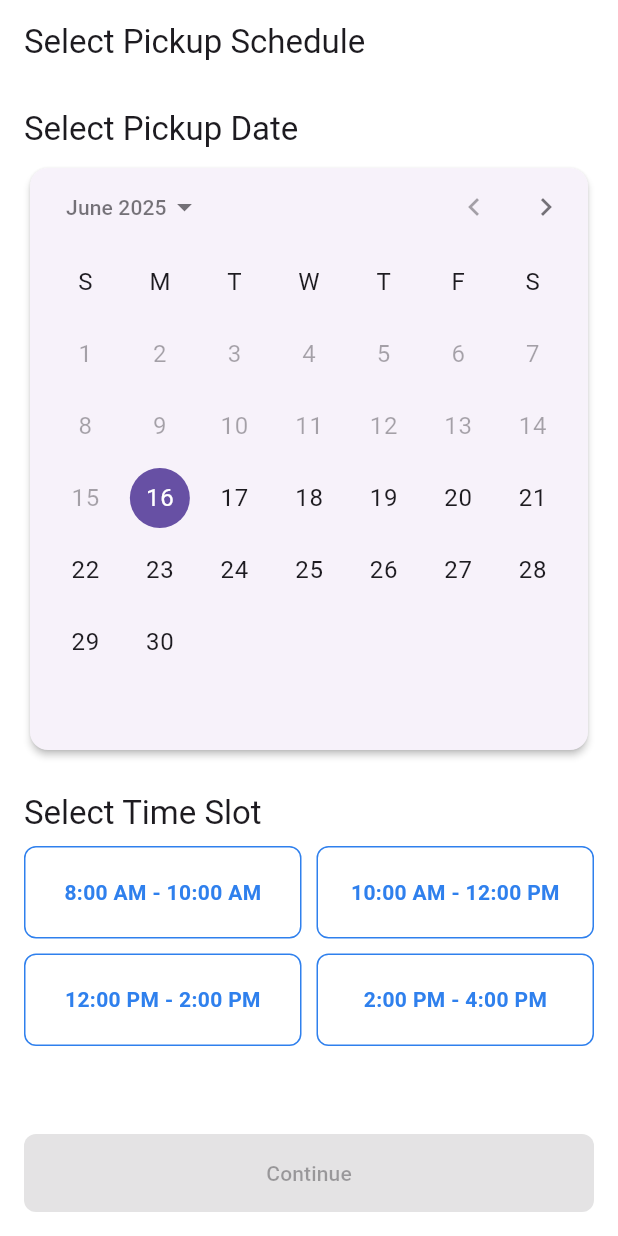
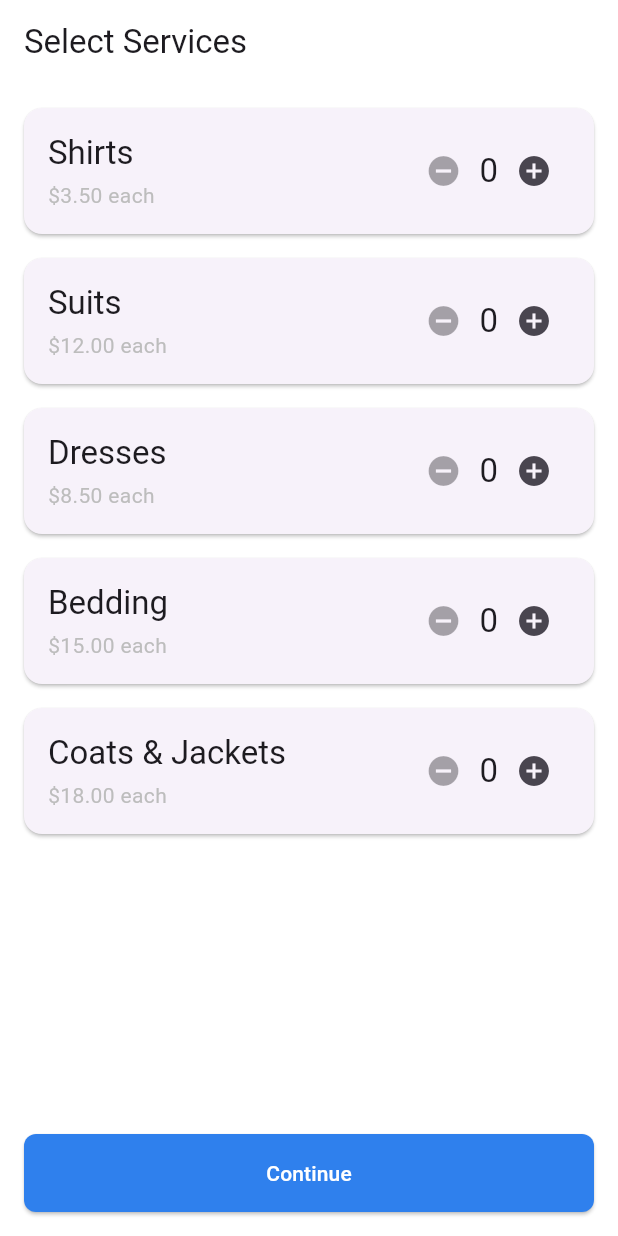
Before and after one commit to Kaib03/dry-cleaning-app, a Flutter app: the screen it shows after launch, on a phone screen of 412 x 824 dp. Run offline on Flutter 3.47's test engine with Material 3 defaults, Android fonts, the phone set to English and light mode, and no system bars; accounts and stored records are empty.

Commit message:
feat: Add initial service selection screen

```diff
--- a/lib/main.dart
+++ b/lib/main.dart
@@ -6,7 +6,7 @@ import 'app_localizations.dart';
 
 import 'config/theme.dart';
 import 'state/order_provider.dart';
-import 'screens/02_schedule_picker/schedule_picker_screen.dart';
+import 'screens/03_service_selection/service_selection_screen.dart';
 
 void main() {
   runApp(const MyApp());
@@ -32,7 +32,7 @@ class MyApp extends StatelessWidget {
             Locale('es', ''), // Spanish, no country code
             Locale('en', ''), // English, no country code
           ],
-          home: const SchedulePickerScreen()),
+          home: const ServiceSelectionScreen()),
     );
   }
 }
--- a/lib/repositories/abstract_service_repository.dart
+++ b/lib/repositories/abstract_service_repository.dart
@@ -1 +1,6 @@
 // Purpose: Defines the contract (interface) for service-related data operations.
+import '../models/service_item.dart';
+
+abstract class AbstractServiceRepository {
+  Future<List<ServiceItem>> getAvailableServices();
+}
--- a/lib/repositories/mock_service_repository.dart
+++ b/lib/repositories/mock_service_repository.dart
@@ -1 +1,19 @@
 // Purpose: A fake implementation of the service repository.
+import '../models/service_item.dart';
+import 'abstract_service_repository.dart';
+
+class MockServiceRepository implements AbstractServiceRepository {
+  @override
+  Future<List<ServiceItem>> getAvailableServices() async {
+    // Simulate a network delay
+    await Future.delayed(const Duration(milliseconds: 400));
+
+    return [
+      ServiceItem(id: '1', name: 'Shirts', price: 3.50),
+      ServiceItem(id: '2', name: 'Suits', price: 12.00),
+      ServiceItem(id: '3', name: 'Dresses', price: 8.50),
+      ServiceItem(id: '4', name: 'Bedding', price: 15.00),
+      ServiceItem(id: '5', name: 'Coats & Jackets', price: 18.00),
+    ];
+  }
+}
--- a/lib/screens/03_service_selection/service_selection_screen.dart
+++ b/lib/screens/03_service_selection/service_selection_screen.dart
@@ -1 +1,111 @@
 // Purpose: UI for Step 3: Selecting items and add-ons.
+import 'package:flutter/material.dart';
+import '../../models/service_item.dart';
+import '../../repositories/mock_service_repository.dart';
+import '../../widgets/common/primary_button.dart';
+
+class ServiceSelectionScreen extends StatefulWidget {
+  const ServiceSelectionScreen({Key? key}) : super(key: key);
+
+  @override
+  _ServiceSelectionScreenState createState() => _ServiceSelectionScreenState();
+}
+
+class _ServiceSelectionScreenState extends State<ServiceSelectionScreen> {
+  late Future<List<ServiceItem>> _servicesFuture;
+  final _repository = MockServiceRepository();
+  final Map<String, int> _itemQuantities = {};
+
+  @override
+  void initState() {
+    super.initState();
+    _servicesFuture = _repository.getAvailableServices();
+  }
+
+  double get _subtotal {
+    double total = 0;
+    // This is a simplified calculation. A real app would get this from the state/provider.
+    _servicesFuture.then((services) {
+      for (var service in services) {
+        total += (_itemQuantities[service.id] ?? 0) * service.price;
+      }
+    });
+    // In a real app, you would manage this more robustly. For now, this is a placeholder.
+    // For the UI to update, we'd need to calculate this from a list held in state.
+    // This calculation logic will be improved when we wire up state management.
+    return total;
+  }
+
+  @override
+  Widget build(BuildContext context) {
+    return Scaffold(
+      appBar: AppBar(title: const Text("Select Services")),
+      body: FutureBuilder<List<ServiceItem>>(
+        future: _servicesFuture,
+        builder: (context, snapshot) {
+          if (snapshot.connectionState == ConnectionState.waiting) {
+            return const Center(child: CircularProgressIndicator());
+          }
+          if (!snapshot.hasData || snapshot.data!.isEmpty) {
+            return const Center(child: Text("No services available."));
+          }
+          final services = snapshot.data!;
+          return ListView.builder(
+            padding: const EdgeInsets.all(8.0),
+            itemCount: services.length,
+            itemBuilder: (context, index) {
+              final service = services[index];
+              final quantity = _itemQuantities[service.id] ?? 0;
+              return Card(
+                margin:
+                    const EdgeInsets.symmetric(vertical: 8.0, horizontal: 8.0),
+                child: Padding(
+                  padding: const EdgeInsets.all(16.0),
+                  child: Row(
+                    mainAxisAlignment: MainAxisAlignment.spaceBetween,
+                    children: [
+                      Column(
+                        crossAxisAlignment: CrossAxisAlignment.start,
+                        children: [
+                          Text(service.name,
+                              style: Theme.of(context).textTheme.titleLarge),
+                          const SizedBox(height: 4),
+                          Text("\$${service.price.toStringAsFixed(2)} each"),
+                        ],
+                      ),
+                      Row(
+                        children: [
+                          IconButton(
+                            icon: const Icon(Icons.remove_circle),
+                            onPressed: quantity > 0
+                                ? () => setState(() =>
+                                    _itemQuantities[service.id] = quantity - 1)
+                                : null,
+                          ),
+                          Text('$quantity',
+                              style: Theme.of(context).textTheme.titleLarge),
+                          IconButton(
+                            icon: const Icon(Icons.add_circle),
+                            onPressed: () => setState(() =>
+                                _itemQuantities[service.id] = quantity + 1),
+                          ),
+                        ],
+                      ),
+                    ],
+                  ),
+                ),
+              );
+            },
+          );
+        },
+      ),
+      bottomNavigationBar: Padding(
+        padding: const EdgeInsets.all(16.0),
+        child: PrimaryButton(
+          text: "Continue",
+          onPressed: () {}, // For now, this does nothing
+        ),
+      ),
+    );
+  }
+}
```
